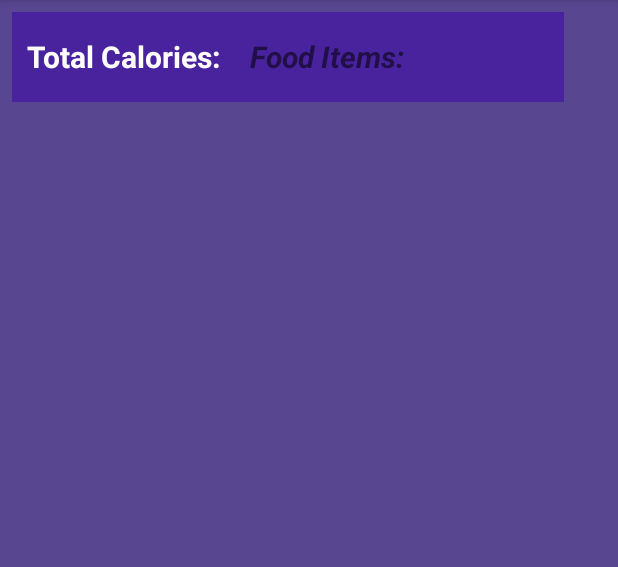
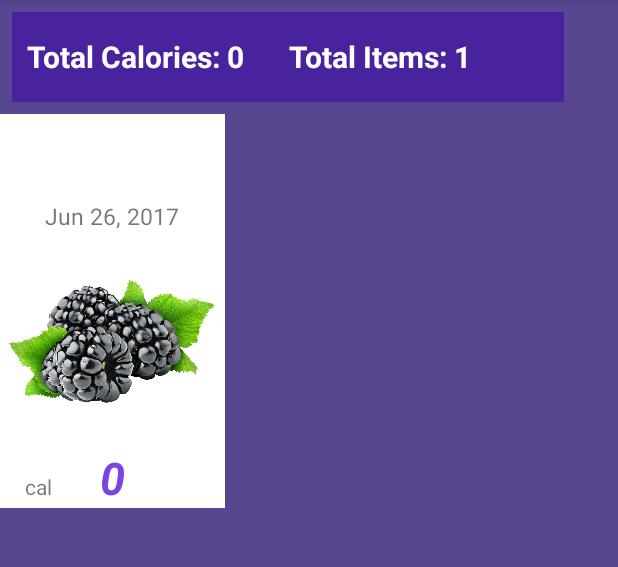
Before and after one commit to harrisflourentzos/CalCounter, an Android app: the DisplayFoods screen opened directly, with no data from a screen before it, on a phone screen of 412 x 824 dp, the part 84-651 px from its top. Run offline under Robolectric (Android 15) with nearby library versions, the phone set to English and light mode, and no system bars.

Commit message:
works - but very laggy!!

```diff
--- a/app/src/main/AndroidManifest.xml
+++ b/app/src/main/AndroidManifest.xml
@@ -17,7 +17,7 @@
             </intent-filter>
         </activity>
         <activity android:name=".DisplayFoods" />
-        <activity android:name=".FoodDetails"></activity>
+        <activity android:name=".FoodDetails" />
     </application>
 
 </manifest>
--- a/app/src/main/java/app/calcounterapplication/com/calcounter/DisplayFoods.java
+++ b/app/src/main/java/app/calcounterapplication/com/calcounter/DisplayFoods.java
@@ -2,12 +2,72 @@ package app.calcounterapplication.com.calcounter;
 
 import android.support.v7.app.AppCompatActivity;
 import android.os.Bundle;
+import android.widget.ListView;
+import android.widget.TextView;
+
+import java.util.ArrayList;
+
+import data.CustomListViewAdapter;
+import data.DatabaseHandler;
+import model.Food;
 
 public class DisplayFoods extends AppCompatActivity {
+
+    private DatabaseHandler dba;
+    private ArrayList<Food> dbFoods = new ArrayList<>();
+    private CustomListViewAdapter foodAdapter;
+    private ListView listView;
+
+    private Food myFood;
+    private TextView totalItems, totalCalories;
 
     @Override
     protected void onCreate(Bundle savedInstanceState) {
         super.onCreate(savedInstanceState);
         setContentView(R.layout.activity_display_foods);
+
+        totalItems = (TextView) findViewById(R.id.displayFoodsFoodItemsId);
+        totalCalories = (TextView) findViewById(R.id.displayFoodsTotalCalId);
+
+        listView = (ListView) findViewById(R.id.displayFoodsListViewId);
+
+        refreshData();
+    }
+
+    private void refreshData() {
+
+        dbFoods.clear();
+
+        dba = new DatabaseHandler(getApplicationContext());
+
+        ArrayList<Food> foodsFromDatabase = dba.getAllFoodItems();
+
+        totalItems.setText("Total Items: " + dba.getTotalItems());
+        totalCalories.setText("Total Calories: " + dba.getTotalCalories());
+
+        for( int i = 0; i < foodsFromDatabase.size(); i++ ){
+
+            String name = foodsFromDatabase.get(i).getFoodName();
+            String dateText = foodsFromDatabase.get(i).getRecordDate();
+            int cal = foodsFromDatabase.get(i).getCalories();
+            int foodId = foodsFromDatabase.get(i).getFoodId();
+
+            myFood = new Food();
+            myFood.setFoodName(name);
+            myFood.setRecordDate(dateText);
+            myFood.setCalories(cal);
+            myFood.setFoodId(foodId);
+
+            dbFoods.add(myFood);
+
+        }
+        dba.close();
+
+        //Set up adapter
+        foodAdapter = new CustomListViewAdapter(DisplayFoods.this, R.layout.list_row, dbFoods);
+        listView.setAdapter(foodAdapter);
+        foodAdapter.notifyDataSetChanged();
+
+
     }
 }
--- a/app/src/main/java/app/calcounterapplication/com/calcounter/MainActivity.java
+++ b/app/src/main/java/app/calcounterapplication/com/calcounter/MainActivity.java
@@ -4,6 +4,7 @@ import android.content.Intent;
 import android.support.v7.app.AppCompatActivity;
 import android.os.Bundle;
 import android.view.View;
+import android.view.WindowManager;
 import android.widget.Button;
 import android.widget.EdgeEffect;
 import android.widget.EditText;
@@ -17,6 +18,7 @@ public class MainActivity extends AppCompatActivity {
     private DatabaseHandler dba;
     private EditText foodName, foodCalories;
     private Button submitButton;
+
 
     @Override
     protected void onCreate(Bundle savedInstanceState) {
@@ -35,6 +37,7 @@ public class MainActivity extends AppCompatActivity {
                 saveOnDatabase();
             }
         });
+
     }
 
     private void saveOnDatabase() {
@@ -57,6 +60,6 @@ public class MainActivity extends AppCompatActivity {
         foodCalories.setText("");
 
         //take users to the ListView of the submitted foods:
-//        startActivity(new Intent(MainActivity.this, DisplayFoods.class));
+        startActivity(new Intent(MainActivity.this, DisplayFoods.class));
     }
 }
--- a/app/src/main/java/data/CustomListViewAdapter.java
+++ b/app/src/main/java/data/CustomListViewAdapter.java
@@ -83,7 +83,7 @@ public class CustomListViewAdapter extends ArrayAdapter<Food> {
         holder.food = getItem(position);
 
         holder.foodName.setText(holder.food.getFoodName());
-        holder.foodCalories.setText(holder.food.getCalories());
+        holder.foodCalories.setText(String.valueOf(holder.food.getCalories()));
         holder.foodDate.setText(holder.food.getRecordDate());
 
         return row;
--- a/app/src/main/res/layout/activity_display_foods.xml
+++ b/app/src/main/res/layout/activity_display_foods.xml
@@ -34,22 +34,15 @@
             android:layout_height="wrap_content" />
 
         <TextView
-            android:id="@+id/displayFoodsCalResultId"
+            android:id="@+id/displayFoodsFoodItemsId"
+            android:text="@string/display_foods_foodItems"
+            android:paddingLeft="30dp"
             android:textStyle="bold"
             android:textSize="20sp"
-            android:paddingLeft="10dp"
             android:textColor="#fdfdfc"
             android:layout_width="wrap_content"
             android:layout_height="wrap_content" />
 
-        <TextView
-            android:id="@+id/displayFoodsFoodItemsId"
-            android:text="@string/display_foods_foodItems"
-            android:paddingLeft="10dp"
-            android:textSize="20sp"
-            android:textStyle="bold|italic"
-            android:layout_width="wrap_content"
-            android:layout_height="wrap_content" />
 
     </LinearLayout>
 
--- a/app/src/main/res/layout/activity_food_details.xml
+++ b/app/src/main/res/layout/activity_food_details.xml
@@ -19,7 +19,7 @@
         android:layout_marginTop="51dp" />
 
     <LinearLayout
-        android:background="@drawable/background"
+        android:background="#ffffff"
         android:layout_width="300dp"
         android:layout_height="250dp"
         android:orientation="vertical"
--- a/app/src/main/res/layout/activity_main.xml
+++ b/app/src/main/res/layout/activity_main.xml
@@ -31,7 +31,7 @@
         app:layout_constraintTop_toBottomOf="@+id/mainTitleId" />
 
     <LinearLayout
-        android:background="@drawable/background"
+        android:background="#f8f8f9"
         android:layout_width="300dp"
         android:layout_height="200dp"
         android:gravity="center_horizontal"
--- a/app/src/main/res/layout/list_row.xml
+++ b/app/src/main/res/layout/list_row.xml
@@ -2,7 +2,7 @@
 <RelativeLayout
     xmlns:android="http://schemas.android.com/apk/res/android"
     xmlns:app="http://schemas.android.com/apk/res-auto"
-    android:background="@drawable/background"
+    android:background="#ffffff"
     android:layout_width="match_parent"
     android:layout_height="match_parent">
 
@@ -58,11 +58,4 @@
         android:layout_marginRight="11dp"
         android:text="cal" />
 
-    <ImageView
-        android:id="@+id/listRowPointerId"
-        android:background="@drawable/arrow"
-        android:layout_alignParentRight="true"
-        android:layout_centerVertical="true"
-        android:layout_width="30dp"
-        android:layout_height="30dp" />
 </RelativeLayout>
```
Also changed, not shown: app/src/main/res/drawable/background.png (deleted).
